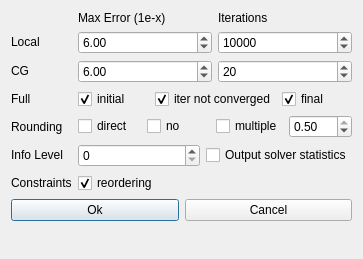
This is QtWidgets/QtMISolverDialogBaseUI.ui in heartvalve/CoMISo as Qt 5 draws it before an edit. The edited form follows.
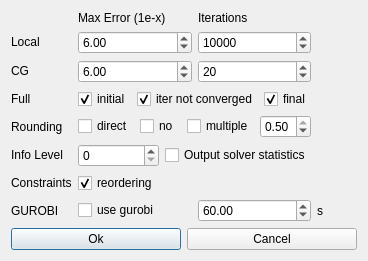
This is the edited form.

Commit message: added GUROBI support

Patch:
```diff
--- a/QtWidgets/QtMISolverDialogBaseUI.ui
+++ b/QtWidgets/QtMISolverDialogBaseUI.ui
@@ -9,7 +9,7 @@
    <rect>
     <x>0</x>
     <y>0</y>
-    <width>363</width>
+    <width>368</width>
     <height>259</height>
    </rect>
   </property>
@@ -253,6 +253,37 @@
        </property>
       </widget>
      </item>
+     <item row="7" column="0">
+      <widget class="QLabel" name="label_9">
+       <property name="text">
+        <string>GUROBI</string>
+       </property>
+      </widget>
+     </item>
+     <item row="7" column="1">
+      <widget class="QCheckBox" name="gurobiRoundingCB">
+       <property name="text">
+        <string>use gurobi</string>
+       </property>
+      </widget>
+     </item>
+     <item row="7" column="2">
+      <widget class="QDoubleSpinBox" name="gurobiMaxTimeDSB">
+       <property name="maximum">
+        <double>999999999.000000000000000</double>
+       </property>
+       <property name="value">
+        <double>60.000000000000000</double>
+       </property>
+      </widget>
+     </item>
+     <item row="7" column="3">
+      <widget class="QLabel" name="label_10">
+       <property name="text">
+        <string>s</string>
+       </property>
+      </widget>
+     </item>
     </layout>
    </item>
    <item>
```
The commit also changes 9 other files.
